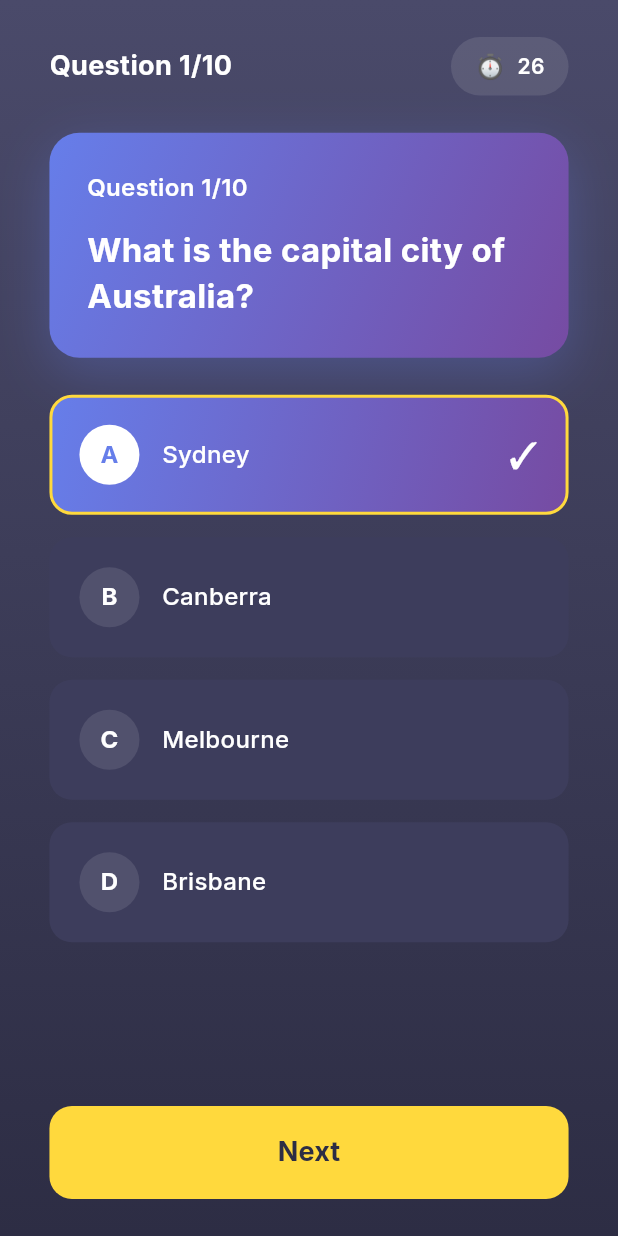
After one commit to Ferarineyesh/231401095_Ferarine_UTS_PM4, a Flutter app: the QuizScreen screen opened by its route, after a tap on an icon or button, on a phone screen of 412 x 824 dp. The commit adds this screen. Run offline on Flutter 3.47's test engine with Material 3 defaults, Android fonts, the phone set to English and light mode, and no system bars.

Commit message:
quiz screen dan quiz models

```diff
--- a/quiz_application/lib/main.dart
+++ b/quiz_application/lib/main.dart
@@ -1,6 +1,6 @@
-// lib/main.dart
 import 'package:flutter/material.dart';
-import 'package:quiz_master/screens/welcome_screens.dart'; // Changed from quiz_application
+import 'package:quiz_master/screens/welcome_screens.dart';
+import 'package:quiz_master/screens/quiz_screens.dart';
 
 void main() {
   runApp(const QuizMasterApp());
@@ -18,10 +18,11 @@ class QuizMasterApp extends StatelessWidget {
         fontFamily: 'Inter',
         scaffoldBackgroundColor: const Color(0xFF2d2d44),
       ),
-      // Initial route
       initialRoute: '/',
-      // Define all routes
-      routes: {'/': (context) => const WelcomeScreen()},
+      routes: {
+        '/': (context) => const WelcomeScreen(),
+        '/quiz': (context) => const QuizScreen(),
+      },
     );
   }
 }
--- /dev/null
+++ b/quiz_application/lib/models/question.dart
@@ -0,0 +1,27 @@
+class Question {
+  final String question;
+  final List<String> options;
+  final int correctAnswer;
+
+  Question({
+    required this.question,
+    required this.options,
+    required this.correctAnswer,
+  });
+
+  Map<String, dynamic> toMap() {
+    return {
+      'question': question,
+      'options': options,
+      'correctAnswer': correctAnswer,
+    };
+  }
+
+  factory Question.fromMap(Map<String, dynamic> map) {
+    return Question(
+      question: map['question'] ?? '',
+      options: List<String>.from(map['options'] ?? []),
+      correctAnswer: map['correctAnswer'] ?? 0,
+    );
+  }
+}
--- /dev/null
+++ b/quiz_application/lib/screens/quiz_screens.dart
@@ -0,0 +1,400 @@
+// lib/screens/quiz_screen.dart
+import 'package:flutter/material.dart';
+import 'dart:async';
+import 'package:quiz_master/models/question.dart';
+
+class QuizScreen extends StatefulWidget {
+  const QuizScreen({super.key});
+
+  @override
+  State<QuizScreen> createState() => _QuizScreenState();
+}
+
+class _QuizScreenState extends State<QuizScreen> {
+  int currentQuestionIndex = 0;
+  int? selectedOption;
+  List<int?> userAnswers = [];
+  int timeLeft = 29;
+  Timer? timer;
+  String userName = '';
+
+  final List<Question> questions = [
+    Question(
+      question: 'What is the capital city of Australia?',
+      options: ['Sydney', 'Canberra', 'Melbourne', 'Brisbane'],
+      correctAnswer: 1,
+    ),
+    Question(
+      question: 'Which programming language is used for Flutter?',
+      options: ['Java', 'Kotlin', 'Dart', 'Swift'],
+      correctAnswer: 2,
+    ),
+    Question(
+      question: 'What does CSS stand for?',
+      options: [
+        'Computer Style Sheets',
+        'Cascading Style Sheets',
+        'Creative Style Sheets',
+        'Colorful Style Sheets'
+      ],
+      correctAnswer: 1,
+    ),
+    Question(
+      question: 'Which widget is used to display text in Flutter?',
+      options: ['Container', 'Text', 'Label', 'TextView'],
+      correctAnswer: 1,
+    ),
+    Question(
+      question: 'What does API stand for?',
+      options: [
+        'Application Programming Interface',
+        'Advanced Programming Interface',
+        'Application Process Integration',
+        'Advanced Process Interface'
+      ],
+      correctAnswer: 0,
+    ),
+    Question(
+      question: 'Which JavaScript framework was developed by Facebook?',
+      options: ['Angular', 'Vue', 'React', 'Svelte'],
+      correctAnswer: 2,
+    ),
+    Question(
+      question: 'What is Git used for?',
+      options: [
+        'Text editing',
+        'Version control',
+        'Database management',
+        'Web server'
+      ],
+      correctAnswer: 1,
+    ),
+    Question(
+      question: 'Which language is used for Android Native development?',
+      options: ['Swift', 'Dart', 'Kotlin', 'C#'],
+      correctAnswer: 2,
+    ),
+    Question(
+      question: 'What does JSON stand for?',
+      options: [
+        'JavaScript Object Notation',
+        'Java Standard Object Notation',
+        'JavaScript Oriented Network',
+        'Java Syntax Object Name'
+      ],
+      correctAnswer: 0,
+    ),
+    Question(
+      question: 'Which database is open source?',
+      options: ['Oracle', 'MySQL', 'SQL Server', 'DB2'],
+      correctAnswer: 1,
+    ),
+  ];
+
+  @override
+  void initState() {
+    super.initState();
+    userAnswers = List.filled(questions.length, null);
+    startTimer();
+  }
+
+  @override
+  void didChangeDependencies() {
+    super.didChangeDependencies();
+    userName = ModalRoute.of(context)?.settings.arguments as String? ?? 'User';
+  }
+
+  @override
+  void dispose() {
+    timer?.cancel();
+    super.dispose();
+  }
+
+  void startTimer() {
+    timeLeft = 29;
+    timer?.cancel();
+    timer = Timer.periodic(const Duration(seconds: 1), (timer) {
+      if (mounted) {
+        setState(() {
+          if (timeLeft > 0) {
+            timeLeft--;
+          } else {
+            nextQuestion();
+          }
+        });
+      }
+    });
+  }
+
+  void selectOption(int index) {
+    setState(() {
+      selectedOption = index;
+      userAnswers[currentQuestionIndex] = index;
+    });
+  }
+
+  void nextQuestion() {
+    if (selectedOption == null) {
+      userAnswers[currentQuestionIndex] = -1; // No answer
+    }
+
+    if (currentQuestionIndex < questions.length - 1) {
+      setState(() {
+        currentQuestionIndex++;
+        selectedOption = userAnswers[currentQuestionIndex];
+      });
+      startTimer();
+    } else {
+      timer?.cancel();
+      Navigator.pushReplacementNamed(
+        context,
+        '/result',
+        arguments: {
+          'userName': userName,
+          'userAnswers': userAnswers,
+          'questions': questions,
+        },
+      );
+    }
+  }
+
+  @override
+  Widget build(BuildContext context) {
+    final size = MediaQuery.of(context).size;
+    final currentQuestion = questions[currentQuestionIndex];
+
+    return Scaffold(
+      body: Container(
+        decoration: const BoxDecoration(
+          gradient: LinearGradient(
+            begin: Alignment.topCenter,
+            end: Alignment.bottomCenter,
+            colors: [
+              Color(0xFF4a4a6a),
+              Color(0xFF2d2d44),
+            ],
+          ),
+        ),
+        child: SafeArea(
+          child: Padding(
+            padding: EdgeInsets.symmetric(
+              horizontal: size.width * 0.08,
+              vertical: size.height * 0.03,
+            ),
+            child: Column(
+              crossAxisAlignment: CrossAxisAlignment.stretch,
+              children: [
+                _buildHeader(),
+                SizedBox(height: size.height * 0.03),
+                _buildProgressSection(currentQuestion),
+                SizedBox(height: size.height * 0.03),
+                Expanded(
+                  child: _buildOptionsList(currentQuestion),
+                ),
+                SizedBox(height: size.height * 0.02),
+                _buildNextButton(),
+              ],
+            ),
+          ),
+        ),
+      ),
+    );
+  }
+
+  Widget _buildHeader() {
+    return Row(
+      mainAxisAlignment: MainAxisAlignment.spaceBetween,
+      children: [
+        Text(
+          'Question ${currentQuestionIndex + 1}/10',
+          style: const TextStyle(
+            fontSize: 18,
+            fontWeight: FontWeight.w700,
+            color: Colors.white,
+          ),
+        ),
+        Container(
+          padding: const EdgeInsets.symmetric(horizontal: 16, vertical: 8),
+          decoration: BoxDecoration(
+            color: Colors.white.withOpacity(0.1),
+            borderRadius: BorderRadius.circular(20),
+          ),
+          child: Row(
+            children: [
+              const Text(
+                '⏱',
+                style: TextStyle(fontSize: 16),
+              ),
+              const SizedBox(width: 8),
+              Text(
+                '$timeLeft',
+                style: const TextStyle(
+                  fontSize: 14,
+                  fontWeight: FontWeight.w600,
+                  color: Colors.white,
+                ),
+              ),
+            ],
+          ),
+        ),
+      ],
+    );
+  }
+
+  Widget _buildProgressSection(Question question) {
+    return Container(
+      padding: const EdgeInsets.all(25),
+      decoration: BoxDecoration(
+        gradient: const LinearGradient(
+          begin: Alignment.topLeft,
+          end: Alignment.bottomRight,
+          colors: [
+            Color(0xFF667eea),
+            Color(0xFF764ba2),
+          ],
+        ),
+        borderRadius: BorderRadius.circular(20),
+        boxShadow: [
+          BoxShadow(
+            color: const Color(0xFF667eea).withOpacity(0.3),
+            blurRadius: 30,
+            offset: const Offset(0, 10),
+          ),
+        ],
+      ),
+      child: Column(
+        crossAxisAlignment: CrossAxisAlignment.start,
+        children: [
+          Text(
+            'Question ${currentQuestionIndex + 1}/10',
+            style: const TextStyle(
+              fontSize: 16,
+              fontWeight: FontWeight.w600,
+              color: Colors.white,
+            ),
+          ),
+          const SizedBox(height: 15),
+          Text(
+            question.question,
+            style: const TextStyle(
+              fontSize: 22,
+              fontWeight: FontWeight.w700,
+              color: Colors.white,
+              height: 1.4,
+            ),
+          ),
+        ],
+      ),
+    );
+  }
+
+  Widget _buildOptionsList(Question question) {
+    final letters = ['A', 'B', 'C', 'D'];
+
+    return ListView.builder(
+      itemCount: question.options.length,
+      itemBuilder: (context, index) {
+        final isSelected = selectedOption == index;
+
+        return Padding(
+          padding: const EdgeInsets.only(bottom: 15),
+          child: InkWell(
+            onTap: () => selectOption(index),
+            borderRadius: BorderRadius.circular(15),
+            child: Container(
+              padding: const EdgeInsets.all(18),
+              decoration: BoxDecoration(
+                color: const Color(0xFF3d3d5c),
+                borderRadius: BorderRadius.circular(15),
+                border: Border.all(
+                  color:
+                      isSelected ? const Color(0xFFffd93d) : Colors.transparent,
+                  width: 2,
+                ),
+                gradient: isSelected
+                    ? const LinearGradient(
+                        begin: Alignment.topLeft,
+                        end: Alignment.bottomRight,
+                        colors: [
+                          Color(0xFF667eea),
+                          Color(0xFF764ba2),
+                        ],
+                      )
+                    : null,
+              ),
+              child: Row(
+                children: [
+                  Container(
+                    width: 40,
+                    height: 40,
+                    decoration: BoxDecoration(
+                      color: isSelected
+                          ? Colors.white
+                          : Colors.white.withOpacity(0.1),
+                      shape: BoxShape.circle,
+                    ),
+                    child: Center(
+                      child: Text(
+                        letters[index],
+                        style: TextStyle(
+                          fontSize: 16,
+                          fontWeight: FontWeight.w700,
+                          color: isSelected
+                              ? const Color(0xFF667eea)
+                              : Colors.white,
+                        ),
+                      ),
+                    ),
+                  ),
+                  const SizedBox(width: 15),
+                  Expanded(
+                    child: Text(
+                      question.options[index],
+                      style: const TextStyle(
+                        fontSize: 16,
+                        fontWeight: FontWeight.w500,
+                        color: Colors.white,
+                      ),
+                    ),
+                  ),
+                  if (isSelected)
+                    const Text(
+                      '✓',
+                      style: TextStyle(
+                        fontSize: 24,
+                        color: Colors.white,
+                      ),
+                    ),
+                ],
+              ),
+            ),
+          ),
+        );
+      },
+    );
+  }
+
+  Widget _buildNextButton() {
+    return ElevatedButton(
+      onPressed: selectedOption != null ? nextQuestion : null,
+      style: ElevatedButton.styleFrom(
+        backgroundColor: const Color(0xFFffd93d),
+        foregroundColor: const Color(0xFF2d2d44),
+        disabledBackgroundColor: const Color(0xFF3d3d5c),
+        disabledForegroundColor: Colors.white.withOpacity(0.5),
+        padding: const EdgeInsets.symmetric(vertical: 18),
+        shape: RoundedRectangleBorder(
+          borderRadius: BorderRadius.circular(15),
+        ),
+        elevation: 0,
+      ),
+      child: Text(
+        currentQuestionIndex == questions.length - 1 ? 'Finish' : 'Next',
+        style: const TextStyle(
+          fontSize: 18,
+          fontWeight: FontWeight.w700,
+        ),
+      ),
+    );
+  }
+}
--- a/quiz_application/lib/screens/welcome_screens.dart
+++ b/quiz_application/lib/screens/welcome_screens.dart
@@ -20,7 +20,6 @@ class _WelcomeScreenState extends State<WelcomeScreen> {
 
   void _startQuiz() {
     if (_formKey.currentState!.validate()) {
-      // Navigate ke quiz screen dengan passing nama
       Navigator.pushNamed(
         context,
         '/quiz',
@@ -53,27 +52,14 @@ class _WelcomeScreenState extends State<WelcomeScreen> {
               child: Column(
                 crossAxisAlignment: CrossAxisAlignment.stretch,
                 children: [
-                  // Header
                   _buildHeader(),
-
                   SizedBox(height: size.height * 0.05),
-
-                  // Illustration
                   _buildIllustration(size),
-
                   SizedBox(height: size.height * 0.05),
-
-                  // Input Form
                   _buildInputForm(),
-
                   SizedBox(height: size.height * 0.04),
-
-                  // Features Grid
                   _buildFeaturesGrid(),
-
                   SizedBox(height: size.height * 0.04),
-
-                  // Start Button
                   _buildStartButton(),
                 ],
               ),
@@ -106,7 +92,7 @@ class _WelcomeScreenState extends State<WelcomeScreen> {
 
   Widget _buildIllustration(Size size) {
     return Container(
-      height: size.height * 0.3,
+      height: size.height * 0.25,
       decoration: BoxDecoration(
         gradient: const LinearGradient(
           begin: Alignment.topLeft,
@@ -122,7 +108,22 @@ class _WelcomeScreenState extends State<WelcomeScreen> {
           ),
         ],
       ),
-      child: const Center(child: Text('🧠', style: TextStyle(fontSize: 120))),
+      child: ClipRRect(
+        borderRadius: BorderRadius.circular(20),
+        child: Image.asset(
+          'assets/images/computer.png',
+          fit: BoxFit.contain,
+          errorBuilder: (context, error, stackTrace) {
+            return const Center(
+              child: Icon(
+                Icons.image_not_supported,
+                size: 40,
+                color: Colors.white70,
+              ),
+            );
+          },
+        ),
+      ),
     );
   }
 
@@ -185,16 +186,17 @@ class _WelcomeScreenState extends State<WelcomeScreen> {
   Widget _buildFeaturesGrid() {
     return Row(
       children: [
-        Expanded(child: _buildFeatureCard('🏆', 'Rewards')),
+        Expanded(
+            child: _buildFeatureCard('assets/images/scores.png', 'Scores')),
         const SizedBox(width: 15),
-        Expanded(child: _buildFeatureCard('📊', 'Score')),
-        const SizedBox(width: 15),
-        Expanded(child: _buildFeatureCard('📚', 'Subjects')),
+        Expanded(
+            child: _buildFeatureCard(
+                'assets/images/answer-key.png', 'Answer Key')),
       ],
     );
   }
 
-  Widget _buildFeatureCard(String icon, String label) {
+  Widget _buildFeatureCard(String imagePath, String label) {
     return Container(
       padding: const EdgeInsets.symmetric(vertical: 20, horizontal: 15),
       decoration: BoxDecoration(
@@ -203,7 +205,19 @@ class _WelcomeScreenState extends State<WelcomeScreen> {
       ),
       child: Column(
         children: [
-          Text(icon, style: const TextStyle(fontSize: 32)),
+          Image.asset(
+            imagePath,
+            width: 50,
+            height: 50,
+            fit: BoxFit.contain,
+            errorBuilder: (context, error, stackTrace) {
+              return const Icon(
+                Icons.image_not_supported,
+                size: 50,
+                color: Colors.white70,
+              );
+            },
+          ),
           const SizedBox(height: 8),
           Text(
             label,
```
Also changed, not shown: quiz_application/assets/images/answer-key.png (added), quiz_application/assets/images/computer.png (added), quiz_application/assets/images/scores.png (added), 1 other file.
